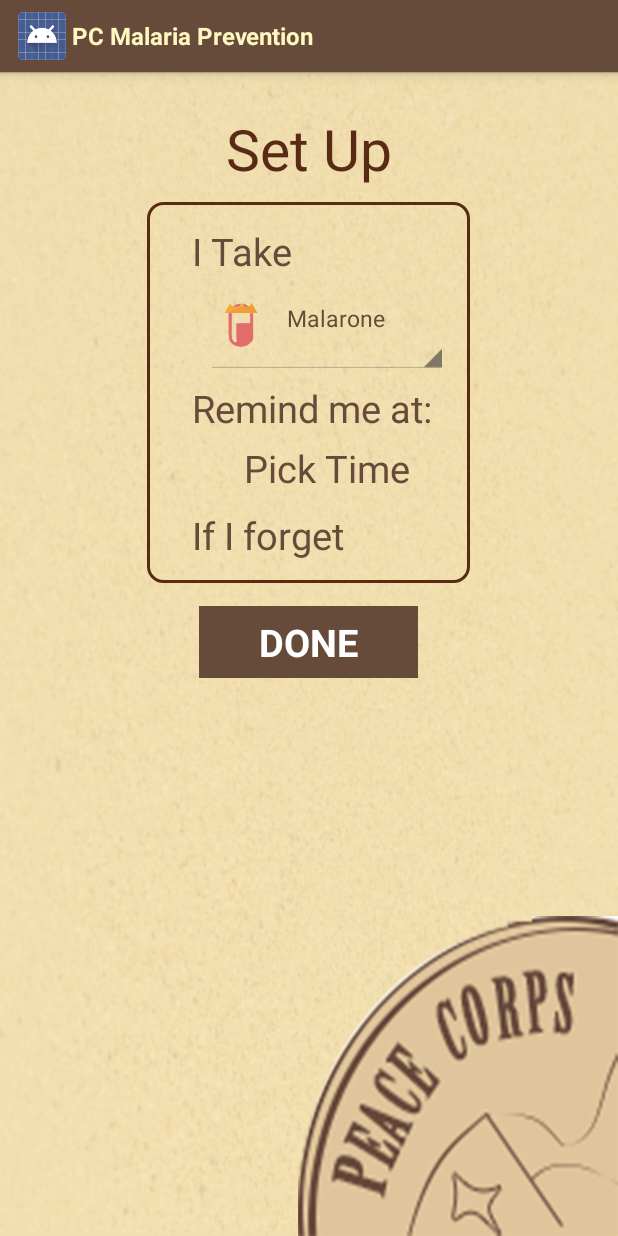
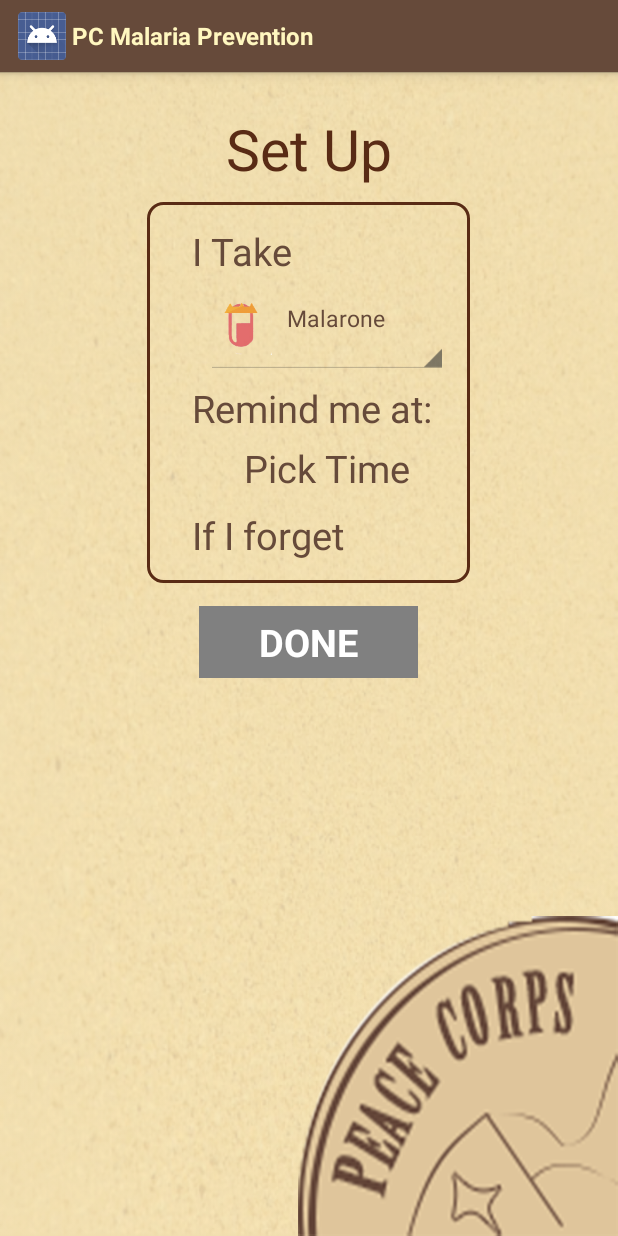
Before and after one commit to peacecorps/malaria-app-android, an Android app: the screen it shows after launch (UserMedicineSettingsFragmentActivity), on a phone screen of 412 x 824 dp. Run offline under Robolectric (Android 15) with nearby library versions, the phone set to English and light mode, and no system bars; 1 statement that could not run was skipped.

Commit message:
Done button in UserMedicineSettingsFragmentActivity faded.

```diff
--- a/malaria-app-android/src/main/java/com/peacecorps/malaria/activities/UserMedicineSettingsFragmentActivity.java
+++ b/malaria-app-android/src/main/java/com/peacecorps/malaria/activities/UserMedicineSettingsFragmentActivity.java
@@ -257,6 +257,10 @@ public class UserMedicineSettingsFragmentActivity extends FragmentActivity
 
     public static void checkIfTimeSet(boolean isDoneButtonChecked) {
         mDoneButton.setEnabled(isDoneButtonChecked);
+        if (isDoneButtonChecked){
+            mDoneButton.setText(mFragmentContext.getString(R.string.user_medicine_settings_activity_done_button));
+            mDoneButton.setBackgroundColor(mFragmentContext.getResources().getColor(R.color.golden_brown));
+        }
     }
 
     /*Method for saving all the settings of the User\
--- a/malaria-app-android/src/main/res/layout/fragment_user_medicine_settings.xml
+++ b/malaria-app-android/src/main/res/layout/fragment_user_medicine_settings.xml
@@ -108,12 +108,13 @@
                 style="@style/UserMedicineSettingsCommonTextAppearance"
                 android:layout_gravity="center"
                 android:layout_marginTop="15dp"
-                android:text="@string/user_medicine_settings_activity_done_button"
                 android:textColor="@color/white"
                 android:paddingLeft="40dp"
                 android:paddingRight="40dp"
-                android:background="@color/golden_brown"
-                />
+                android:background="@color/gray"
+                android:hint="@string/user_medicine_settings_activity_done_button"
+                android:textColorHint="@color/white"
+            />
 
         </LinearLayout>
 
```
